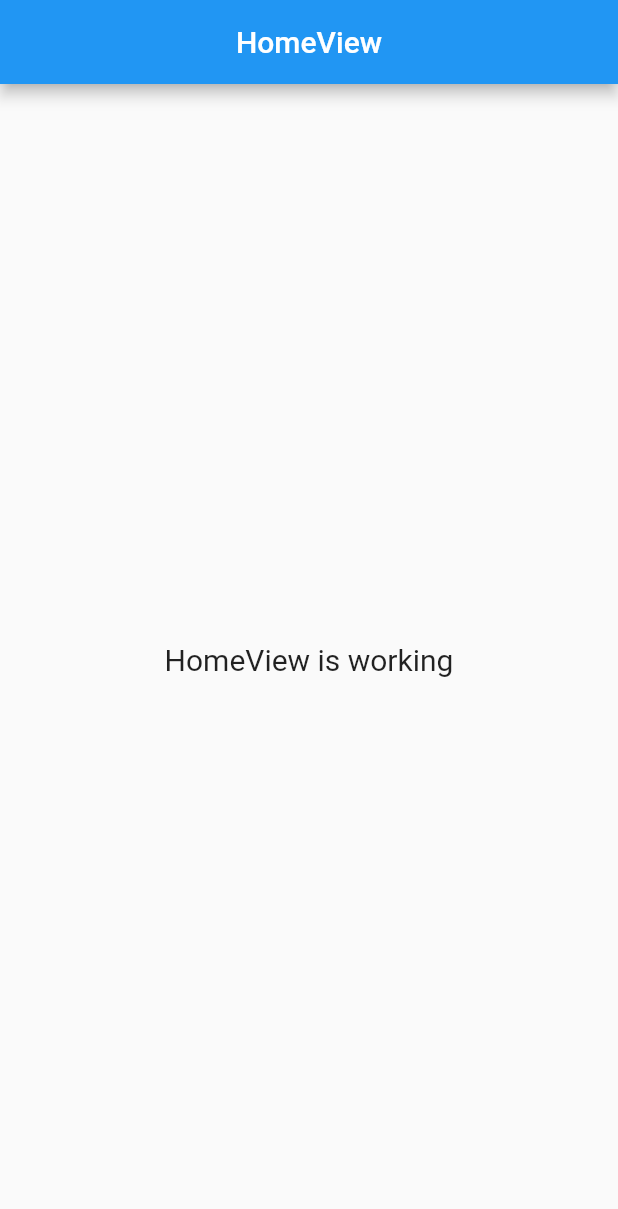
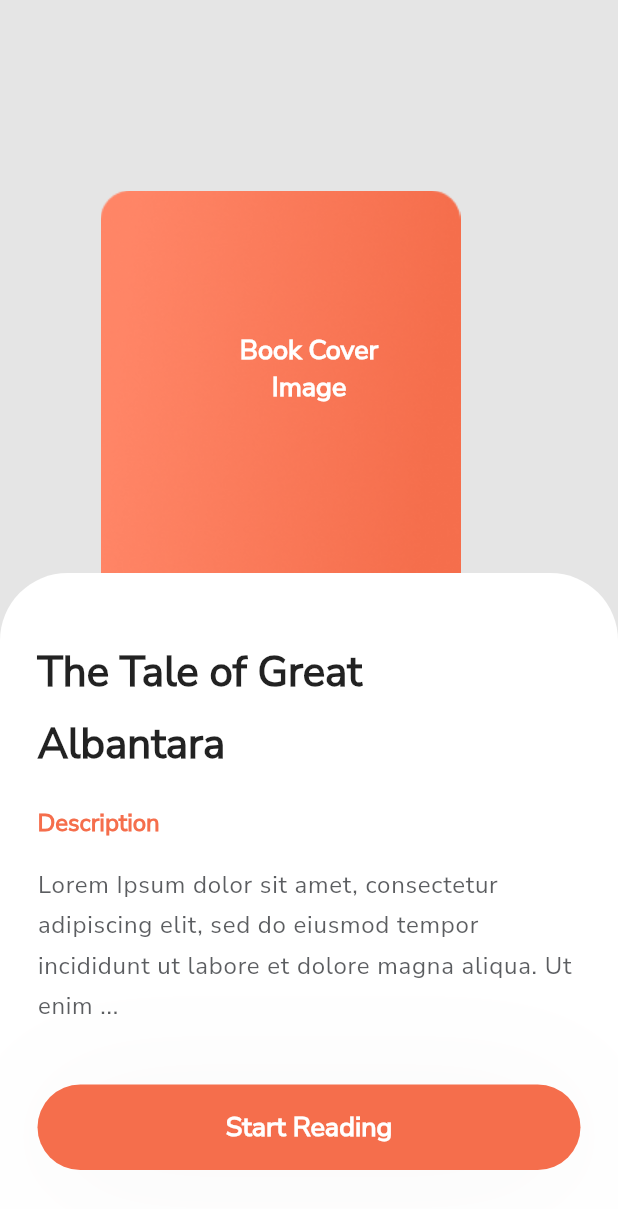
Before and after one commit to FarhanSyedain/ubaidgull-1st, a Flutter app: the screen it shows after launch, on a phone screen of 412 x 824 dp. Shown: the top 1209 px of the screen. Run offline on Flutter 3.47's test engine with Material 2 defaults, Android fonts, the phone set to English and light mode, and no system bars; our stand-ins replace get.

Commit message:
ADD : Home page

```diff
--- a/lib/app/modules/home/controllers/home_controller.dart
+++ b/lib/app/modules/home/controllers/home_controller.dart
@@ -1,7 +1,7 @@
 import 'package:get/get.dart';
 
 class HomeController extends GetxController {
-  final count = 0.obs;
 
-  void increment() => count.value++;
+
+
 }
--- a/lib/app/modules/home/views/home_view.dart
+++ b/lib/app/modules/home/views/home_view.dart
@@ -9,15 +9,144 @@ class HomeView extends GetView<HomeController> {
   @override
   Widget build(BuildContext context) {
     return Scaffold(
-      appBar: AppBar(
-        title: const Text('HomeView'),
-        centerTitle: true,
-      ),
-      body: const Center(
-        child: Text(
-          'HomeView is working',
-          style: TextStyle(fontSize: 20),
-        ),
+      backgroundColor: const Color(0xffE5E5E5),
+      body: Stack(
+        children: [
+          Positioned(
+            top: 127,
+            left: 67,
+            child: Image.asset("assets/images/sqare.png"),
+          ),
+          Column(
+            children: [
+              const SizedBox(height: 221),
+              const Text(
+                "Book Cover\nImage",
+                style: TextStyle(
+                    fontSize: 18,
+                    color: Colors.white,
+                    fontWeight: FontWeight.bold,
+                    fontFamily: "NunitoSans"),
+                textAlign: TextAlign.center,
+              ),
+              const SizedBox(height: 111),
+              Expanded(
+                child: Container(
+                  decoration: const BoxDecoration(
+                      color: Colors.white,
+                      borderRadius: BorderRadius.only(
+                          topLeft: Radius.circular(45),
+                          topRight: Radius.circular(45))),
+                  child: Padding(
+                    padding: const EdgeInsets.symmetric(horizontal: 25),
+                    child: Column(
+                      crossAxisAlignment: CrossAxisAlignment.start,
+                      children: [
+                        const SizedBox(
+                          height: 40,
+                        ),
+                        Row(
+                          mainAxisAlignment: MainAxisAlignment.spaceBetween,
+                          crossAxisAlignment: CrossAxisAlignment.start,
+                          children: [
+                            const Text(
+                              "The Tale of Great\nAlbantara",
+                              style: TextStyle(
+                                  fontSize: 28,
+                                  height: 1.7,
+                                  fontWeight: FontWeight.bold,
+                                  fontFamily: "NunitoSans"),
+                              textAlign: TextAlign.start,
+                              maxLines: 2,
+                              softWrap: true,
+                            ),
+                            if (false)
+                              PopupMenuButton<String>(
+                                icon: const ImageIcon(
+                                  AssetImage(
+                                    "assets/images/edit.png",
+                                  ),
+                                  color: Color(0xffF56E4C),
+                                  size: 16,
+                                ),
+                                onSelected: (value) {},
+                                itemBuilder: (BuildContext context) {
+                                  return [
+                                    const PopupMenuItem(
+                                      value: '/hello',
+                                      child: Text("Start Over"),
+                                    ),
+                                    const PopupMenuItem(
+                                      value: '/about',
+                                      child: Text("About the author"),
+                                    ),
+                                  ];
+                                },
+                              ),
+                          ],
+                        ),
+                        const SizedBox(
+                          height: 20,
+                        ),
+                        const Text(
+                          "Description",
+                          style: TextStyle(
+                              fontSize: 16,
+                              fontWeight: FontWeight.bold,
+                              color: Color(0xffF56E4C),
+                              fontFamily: "NunitoSans"),
+                        ),
+                        const SizedBox(
+                          height: 15,
+                        ),
+                        const Text(
+                          "Lorem Ipsum dolor sit amet, consectetur adipiscing elit, sed do eiusmod tempor incididunt ut labore et dolore magna aliqua. Ut enim ...",
+                          style: TextStyle(
+                              fontSize: 16,
+                              fontFamily: "NunitoSans",
+                              height: 1.7,
+                              letterSpacing: 0.5,
+                              color: Color.fromRGBO(50, 52, 56, 0.8)),
+                        ),
+                        const SizedBox(
+                          height: 40,
+                        ),
+                        Container(
+                          width: Get.width,
+                          height: 57,
+                          decoration: BoxDecoration(boxShadow: const [
+                            BoxShadow(
+                              blurRadius: 75,
+                              offset: Offset(0, 6),
+                              color: Color.fromRGBO(
+                                100,
+                                87,
+                                87,
+                                0.05,
+                              ),
+                            )
+                          ], borderRadius: BorderRadius.circular(30)),
+                          child: ElevatedButton(
+                              style: ElevatedButton.styleFrom(
+                                backgroundColor: const Color(0xffF56E4C),
+                                shape: const StadiumBorder(),
+                                elevation: 0,
+                              ),
+                              onPressed: () {},
+                              child: const Text("Start Reading",
+                                  style: TextStyle(
+                                      fontSize: 18,
+                                      fontWeight: FontWeight.bold,
+                                      fontFamily: "NunitoSans"))),
+                        )
+                      ],
+                    ),
+                  ),
+                ),
+              ),
+            ],
+          )
+        ],
       ),
     );
   }
```
Also changed, not shown: pubspec.yaml (+9 -0 lines), assets/images/edit.png (added), assets/images/sqare.png (added), fonts/NunitoSans-Regular.ttf (added), 1 other file.
